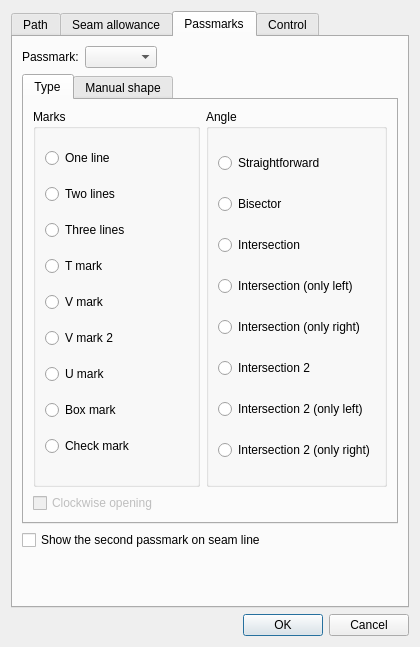
First picture: the form in src/libs/vtools/dialogs/tools/piece/dialogpiecepath.ui, repository dismine/valentina, before the edit.
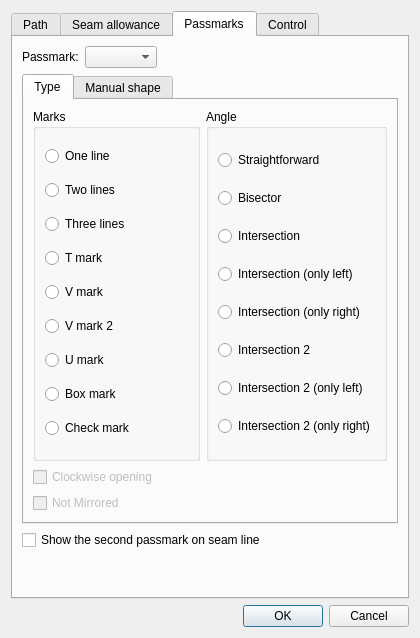
Second picture: the form after the edit. The open tabs and pages were chosen to show the change. Icons and pictures are not drawn. Custom widgets are drawn as their Qt base class.

The edit to the form file:
```diff
--- a/src/libs/vtools/dialogs/tools/piece/dialogpiecepath.ui
+++ b/src/libs/vtools/dialogs/tools/piece/dialogpiecepath.ui
@@ -7,7 +7,7 @@
     <x>0</x>
     <y>0</y>
     <width>420</width>
-    <height>647</height>
+    <height>638</height>
    </rect>
   </property>
   <property name="windowTitle">
@@ -1329,6 +1329,16 @@
              </property>
             </widget>
            </item>
+           <item>
+            <widget class="QCheckBox" name="checkBoxPassmarkNotMirrored">
+             <property name="enabled">
+              <bool>false</bool>
+             </property>
+             <property name="text">
+              <string>Not Mirrored</string>
+             </property>
+            </widget>
+           </item>
           </layout>
          </widget>
          <widget class="QWidget" name="tabManualShape">
```
Left out of the diff: 102 changed lines with no effect on the pictures.
